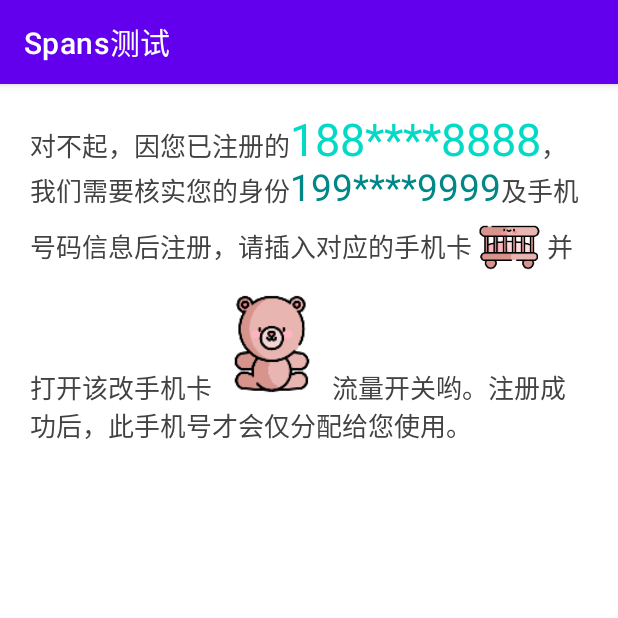
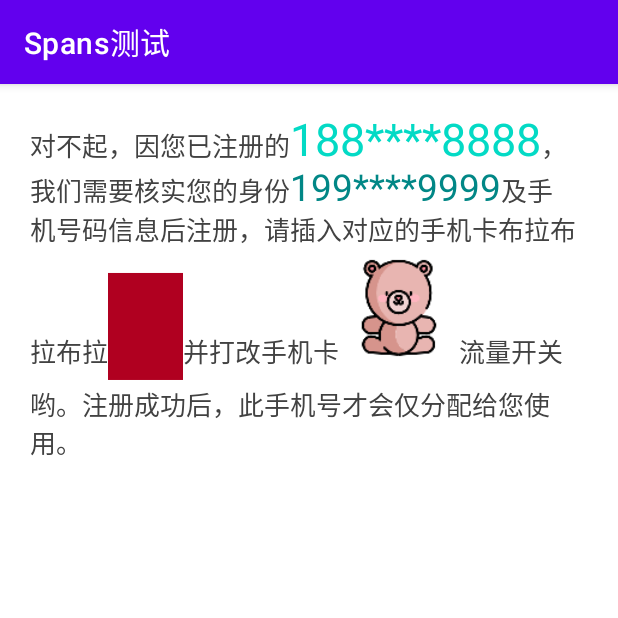
Before and after one commit to chentao7v/Spans, an Android app: the PlaceholderActivity screen opened directly, with no data from a screen before it, on a phone screen of 412 x 824 dp, the top half of it. Run offline under Robolectric (Android 15) with nearby library versions, the phone set to English and light mode, and no system bars; pictures from the network do not load.

Commit message:
fix 多张图片在一行无法对齐的 bug

```diff
--- a/app/src/main/java/me/chentao/span/simple/PlaceholderActivity.kt
+++ b/app/src/main/java/me/chentao/span/simple/PlaceholderActivity.kt
@@ -6,10 +6,9 @@ import android.os.Bundle
 import android.util.Log
 import android.widget.TextView
 import androidx.appcompat.app.AppCompatActivity
-import me.chentao.library.span.image.AlignImageSpan.BOTTOM
-import me.chentao.library.span.image.AlignImageSpan.CENTER
 import me.chentao.library.span.Configs
 import me.chentao.library.span.Spans
+import me.chentao.library.span.image.AlignImageSpan.*
 import me.chentao.span.IMAGE_URL
 import me.chentao.span.R
 
@@ -39,7 +38,7 @@ class PlaceholderActivity : AppCompatActivity() {
 
   private fun simple(tvMsg: TextView) {
 
-    val msg = "对不起，因您已注册的{$}，我们需要核实您的身份{$}及手机号码信息后注册，请插入对应的手机卡{$}并打开该改手机卡{$}流量开关哟。注册成功后，此手机号才会仅分配给您使用。"
+    val msg = "对不起，因您已注册的{$}，我们需要核实您的身份{$}及手机号码信息后注册，请插入对应的手机卡布拉布拉布拉{$}并打改手机卡{$}流量开关哟。注册成功后，此手机号才会仅分配给您使用。"
 
     Spans.placeholder(msg)
       .with("188****8888",
@@ -58,8 +57,8 @@ class PlaceholderActivity : AppCompatActivity() {
           })
       .withImage(
         Configs.image()
-          .drawable(drawableRes(R.drawable.mini_icon3))
-          .verticalAlign(CENTER)
+          .drawable(drawableRes(R.drawable.icon_rect))
+          .verticalAlign(BASELINE)
           .width(50.dp)
       )
       .withImage(
--- a/app/src/main/res/drawable/icon_rect.xml
+++ b/app/src/main/res/drawable/icon_rect.xml
@@ -3,7 +3,7 @@
     xmlns:android="http://schemas.android.com/apk/res/android">
 
     <size android:width="70dp"
-        android:height="200dp"/>
+        android:height="100dp"/>
 
     <solid android:color="@color/design_default_color_error" />
 
--- a/library/src/main/java/me/chentao/library/span/image/AlignImageSpan.java
+++ b/library/src/main/java/me/chentao/library/span/image/AlignImageSpan.java
@@ -89,7 +89,7 @@ public class AlignImageSpan extends ImageSpan {
     }
 
     Rect rect = drawable.getBounds();
-    Log.d(TAG, "---> " + rect.toString());
+    Log.d(TAG, "drawable：width=" + rect.width() + ", height=" + rect.height());
 
     if (fm != null) {
 
@@ -101,15 +101,14 @@ public class AlignImageSpan extends ImageSpan {
       // Drawable 高度
       int drawableHeight = rect.height();
 
-      int centerY = fontMetrics.top + fontHeight / 2;
-
       if (verticalAlign == CENTER) {
-        fm.ascent = centerY - drawableHeight / 2;
-        fm.descent = centerY + drawableHeight / 2;
+        int centerY = (int) (fontMetrics.top + fontHeight / 2f);
+        fm.ascent = (int) (centerY - drawableHeight / 2f);
+        fm.descent = (int) (centerY + drawableHeight / 2f);
       } else if (verticalAlign == BASELINE) {
         float topPercent = Math.abs(fontMetrics.top) / (fontHeight * 1.f);
         fm.ascent = (int) (drawableHeight * topPercent * -1);
-        fm.descent = (int) (drawableHeight * (1 - topPercent));
+        fm.descent = (int) (drawableHeight * (1f - topPercent));
       } else {
         fm.descent = fontMetrics.descent;
         fm.ascent = fontMetrics.descent - drawableHeight;
@@ -131,7 +130,22 @@ public class AlignImageSpan extends ImageSpan {
     Log.d(TAG, "draw -> top = " + top + ", bottom =  " + bottom + ", y(baseline) = " + y);
 
     canvas.save();
-    canvas.translate(x, top);
+
+    int drawableHeight = b.getBounds().height();
+
+    Log.i(TAG, "drawable height=" + drawableHeight);
+
+    Paint.FontMetricsInt fontMetrics = paint.getFontMetricsInt();
+    if (verticalAlign == CENTER) {
+      int offset = (int) (-(fontMetrics.top + fontMetrics.bottom) / 2f);
+      canvas.translate(x, y - drawableHeight / 2f - offset);
+    } else if (verticalAlign == BASELINE) {
+      float percent = (y - top) / (1f * (bottom - top));
+      canvas.translate(x, y - drawableHeight * percent);
+    } else {
+      canvas.translate(x, y - drawableHeight + fontMetrics.descent);
+    }
+
     b.draw(canvas);
     canvas.restore();
   }
```
